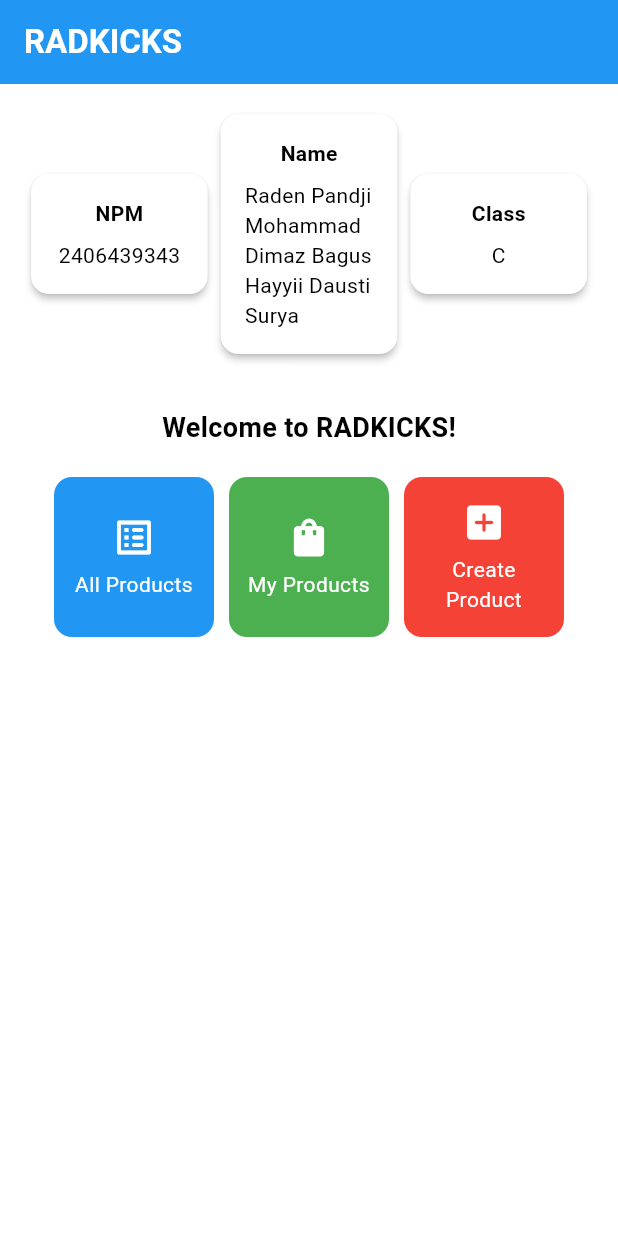
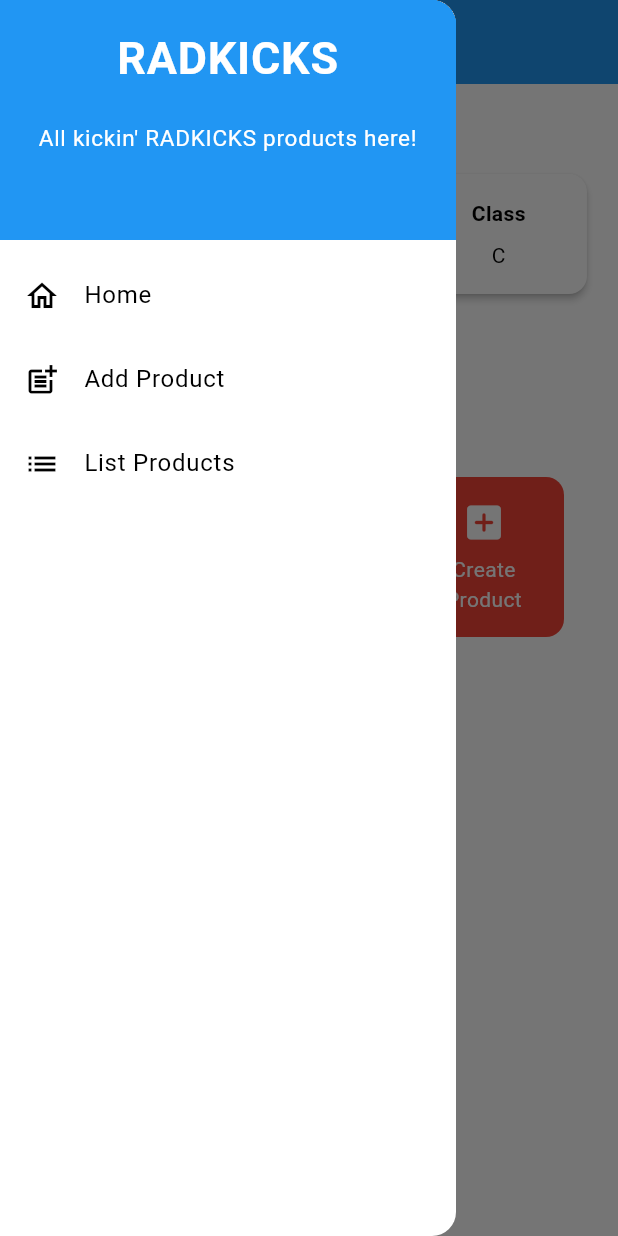
Before and after one commit to rpmdim/radkicks-mobile, a Flutter app: the screen it shows after launch, with the side drawer open (before the commit the screen has no drawer), on a phone screen of 412 x 824 dp. Run offline on Flutter 3.47's test engine with Material 3 defaults, Android fonts, the phone set to English and light mode, and no system bars.

Commit message:
TUGAS 8 HORE

```diff
--- a/lib/main.dart
+++ b/lib/main.dart
@@ -1,5 +1,5 @@
 import 'package:flutter/material.dart';
-import 'package:radkicks/menu.dart';
+import 'package:radkicks/screens/menu.dart';
 
 void main() {
   runApp(const MyApp());
--- a/lib/menu.dart
+++ b/lib/screens/menu.dart
@@ -1,4 +1,6 @@
 import 'package:flutter/material.dart';
+import 'package:radkicks/widgets/left_drawer.dart';
+import 'package:radkicks/widgets/product_card.dart';
 
 class MyHomePage extends StatelessWidget {
   MyHomePage({super.key});
@@ -26,6 +28,7 @@
         // Warna latar belakang AppBar diambil dari skema warna tema aplikasi.
         backgroundColor: Theme.of(context).colorScheme.primary,
       ),
+      drawer: const LeftDrawer(),
       // Body halaman dengan padding di sekelilingnya.
       body: Padding(
         padding: const EdgeInsets.all(16.0),
@@ -119,60 +122,3 @@
     );
   }
 }
-
-class ItemHomepage {
-  final String name;
-  final IconData icon;
-  final Color color;
-
-  ItemHomepage(this.name, this.icon, this.color);
-}
-
-class ItemCard extends StatelessWidget {
-  // Menampilkan kartu dengan ikon dan nama.
-
-  final ItemHomepage item;
-
-  const ItemCard(this.item, {super.key});
-
-  @override
-  Widget build(BuildContext context) {
-    return Material(
-      // Menentukan warna latar belakang dari tema aplikasi.
-      color: item.color,
-      // Membuat sudut kartu melengkung.
-      borderRadius: BorderRadius.circular(12),
-
-      child: InkWell(
-        // Aksi ketika kartu ditekan.
-        onTap: () {
-          // Menampilkan pesan SnackBar saat kartu ditekan.
-          ScaffoldMessenger.of(context)
-            ..hideCurrentSnackBar()
-            ..showSnackBar(
-              SnackBar(content: Text("Kamu telah menekan tombol ${item.name}")),
-            );
-        },
-        // Container untuk menyimpan Icon dan Text
-        child: Container(
-          padding: const EdgeInsets.all(8),
-          child: Center(
-            child: Column(
-              // Menyusun ikon dan teks di tengah kartu.
-              mainAxisAlignment: MainAxisAlignment.center,
-              children: [
-                Icon(item.icon, color: Colors.white, size: 30.0),
-                const Padding(padding: EdgeInsets.all(3)),
-                Text(
-                  item.name,
-                  textAlign: TextAlign.center,
-                  style: const TextStyle(color: Colors.white),
-                ),
-              ],
-            ),
-          ),
-        ),
-      ),
-    );
-  }
-}
--- /dev/null
+++ b/lib/widgets/left_drawer.dart
@@ -0,0 +1,89 @@
+import 'package:flutter/material.dart';
+import 'package:radkicks/screens/menu.dart';
+import 'package:radkicks/screens/productlist_form.dart';
+
+class LeftDrawer extends StatelessWidget {
+  const LeftDrawer({super.key});
+
+  @override
+  Widget build(BuildContext context) {
+    return Drawer(
+      child: ListView(
+        children: [
+          const DrawerHeader(
+            // TODO: Bagian drawer header
+            decoration: BoxDecoration(color: Colors.blue),
+            child: Column(
+              children: [
+                Text(
+                  'RADKICKS',
+                  textAlign: TextAlign.center,
+                  style: TextStyle(
+                    fontSize: 30,
+                    fontWeight: FontWeight.bold,
+                    color: Colors.white,
+                  ),
+                ),
+                Padding(padding: EdgeInsets.all(10)),
+                Text(
+                  "All kickin' RADKICKS products here!",
+                  textAlign: TextAlign.center,
+                  style: TextStyle(
+                    fontSize: 15,
+                    fontWeight: FontWeight.normal,
+                    color: Colors.white,
+                  ),
+                ),
+              ],
+            ),
+          ),
+          // TODO: Bagian routing
+          ListTile(
+            leading: const Icon(Icons.home_outlined),
+            title: const Text('Home'),
+            // Bagian redirection ke MyHomePage
+            onTap: () {
+              Navigator.pushReplacement(
+                context,
+                MaterialPageRoute(builder: (context) => MyHomePage()),
+              );
+            },
+          ),
+          ListTile(
+            leading: const Icon(Icons.post_add),
+            title: const Text('Add Product'),
+            onTap: () {
+              Navigator.pushReplacement(
+                context,
+                MaterialPageRoute(builder: (context) => ProductFormPage()),
+              );
+            },
+          ),
+          ListTile(
+            leading: const Icon(Icons.list),
+            title: const Text('List Products'),
+            onTap: () {
+              Navigator.pushReplacement(
+                context,
+                MaterialPageRoute(builder: (context) => ProductListPage()),
+              );
+            },
+          ),
+        ],
+      ),
+    );
+  }
+}
+
+// untuk melengkapi TODO (placeholder)
+class ProductListPage extends StatelessWidget {
+  const ProductListPage({super.key});
+
+  @override
+  Widget build(BuildContext context) {
+    return Scaffold(
+      appBar: AppBar(title: const Text('List Products')),
+      body: const Center(child: Text('Product list goes here')),
+    );
+  }
+}
--- /dev/null
+++ b/lib/widgets/product_card.dart
@@ -0,0 +1,69 @@
+import 'package:flutter/material.dart';
+import 'package:radkicks/screens/productlist_form.dart';
+
+class ItemHomepage {
+  final String name;
+  final IconData icon;
+  final Color color;
+
+  ItemHomepage(this.name, this.icon, this.color);
+}
+
+class ItemCard extends StatelessWidget {
+  // Menampilkan kartu dengan ikon dan nama.
+
+  final ItemHomepage item;
+
+  const ItemCard(this.item, {super.key});
+
+  @override
+  Widget build(BuildContext context) {
+    return Material(
+      // Menentukan warna latar belakang dari tema aplikasi.
+      color: item.color,
+      // Membuat sudut kartu melengkung.
+      borderRadius: BorderRadius.circular(12),
+
+      child: InkWell(
+        // Aksi ketika kartu ditekan.
+        onTap: () {
+          // Menampilkan pesan SnackBar saat kartu ditekan.
+          ScaffoldMessenger.of(context)
+            ..hideCurrentSnackBar()
+            ..showSnackBar(
+              SnackBar(
+                content: Text("Kamu telah menekan tombol ${item.name}!"),
+              ),
+            );
+          if (item.name == "Add News") {
+            Navigator.push(
+              context,
+              MaterialPageRoute(builder: (context) => const ProductFormPage()),
+            );
+          } else if (item.name == "Logout") {
+            Navigator.pop(context);
+          }
+        },
+        // Container untuk menyimpan Icon dan Text
+        child: Container(
+          padding: const EdgeInsets.all(8),
+          child: Center(
+            child: Column(
+              // Menyusun ikon dan teks di tengah kartu.
+              mainAxisAlignment: MainAxisAlignment.center,
+              children: [
+                Icon(item.icon, color: Colors.white, size: 30.0),
+                const Padding(padding: EdgeInsets.all(3)),
+                Text(
+                  item.name,
+                  textAlign: TextAlign.center,
+                  style: const TextStyle(color: Colors.white),
+                ),
+              ],
+            ),
+          ),
+        ),
+      ),
+    );
+  }
+}
```
Also changed, not shown: lib/screens/productlist_form.dart (added, +338 -0 lines).
